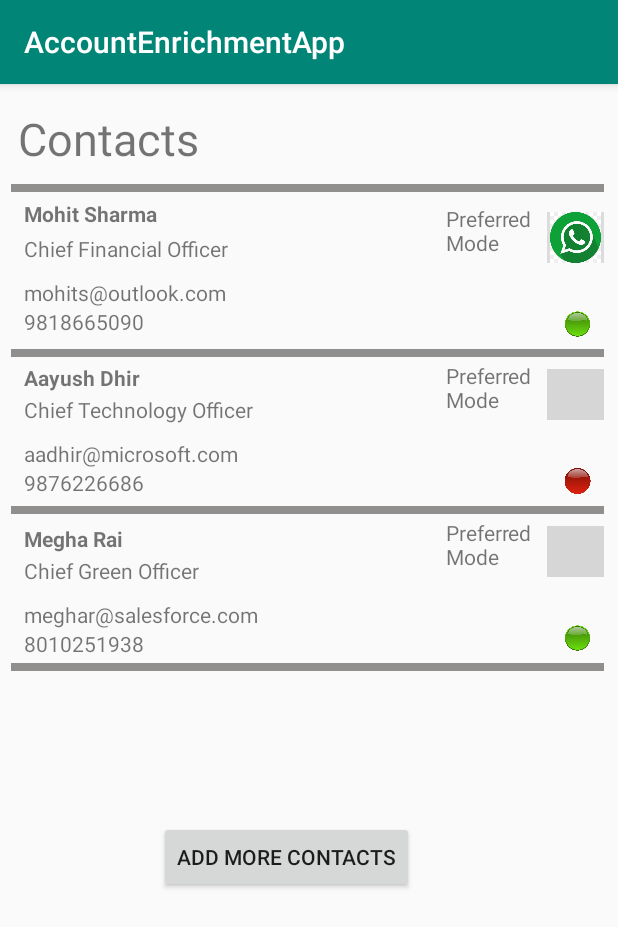
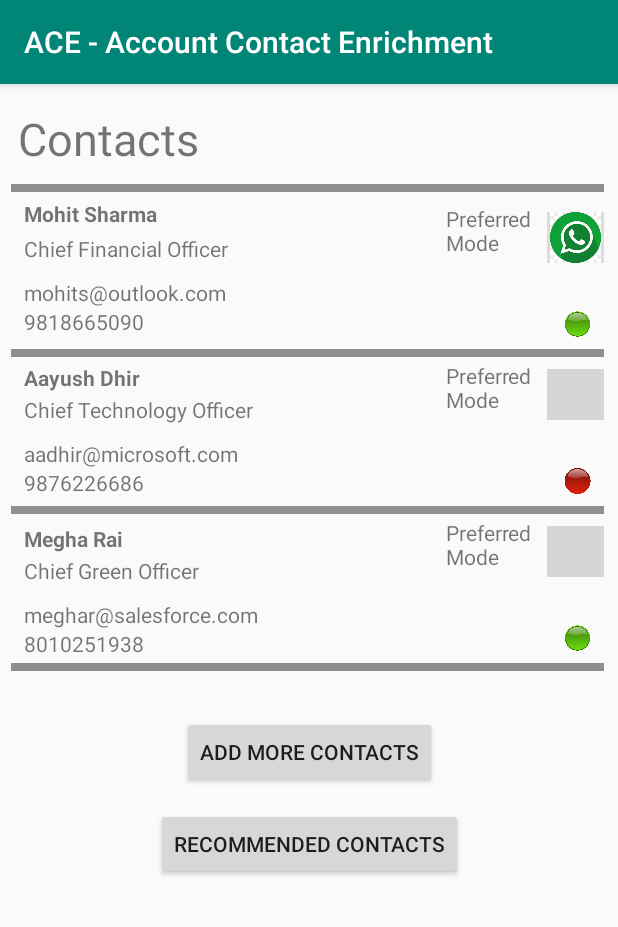
Before and after one commit to vishalamca/ACE, an Android app: the Contactlist screen opened directly, with no data from a screen before it, on a phone screen of 412 x 824 dp. Shown: the top 927 px of the screen. Run offline under Robolectric (Android 15) with nearby library versions, the phone set to English and light mode, and no system bars; grey boxes are pictures that could not be loaded.

Commit message:
Changed app name; Moved "Recommended Contacts" to contact list page

```diff
--- a/MyApplicationAccountEnrichmentApp/app/src/main/java/com/example/myapplicationaccountenrichmentapp/Contactlist.java
+++ b/MyApplicationAccountEnrichmentApp/app/src/main/java/com/example/myapplicationaccountenrichmentapp/Contactlist.java
@@ -9,12 +9,14 @@ import android.widget.Button;
 public class Contactlist extends AppCompatActivity {
 
     Button add;
+    Button b2;
 
     @Override
     protected void onCreate(Bundle savedInstanceState) {
         super.onCreate(savedInstanceState);
         setContentView(R.layout.contactlist);
 
+        b2 = findViewById(R.id.button4);
         add = findViewById(R.id.button3);
 
         add.setOnClickListener(new View.OnClickListener() {
@@ -26,5 +28,13 @@ public class Contactlist extends AppCompatActivity {
             }
         });
 
+        b2.setOnClickListener(new View.OnClickListener() {
+            @Override
+            public void onClick(View view) {
+                Intent it = new Intent(Contactlist.this, ExploreContact.class);
+                Contactlist.this.startActivity(it);
+            }
+        });
+
     }
 }
--- a/MyApplicationAccountEnrichmentApp/app/src/main/res/layout/contactlist.xml
+++ b/MyApplicationAccountEnrichmentApp/app/src/main/res/layout/contactlist.xml
@@ -150,12 +150,25 @@
         android:id="@+id/button3"
         android:layout_width="wrap_content"
         android:layout_height="wrap_content"
-        android:layout_marginStart="106dp"
-        android:layout_marginLeft="106dp"
-        android:layout_marginTop="100dp"
+        android:layout_marginStart="100dp"
+        android:layout_marginTop="30dp"
+        android:layout_marginEnd="100dp"
         android:text="Add More Contacts"
+        app:layout_constraintEnd_toEndOf="parent"
         app:layout_constraintStart_toStartOf="parent"
         app:layout_constraintTop_toBottomOf="@+id/divider3" />
+
+    <Button
+        android:id="@+id/button4"
+        android:layout_width="wrap_content"
+        android:layout_height="wrap_content"
+        android:layout_marginStart="50dp"
+        android:layout_marginTop="13dp"
+        android:layout_marginEnd="50dp"
+        android:text="Recommended Contacts"
+        app:layout_constraintEnd_toEndOf="parent"
+        app:layout_constraintStart_toStartOf="parent"
+        app:layout_constraintTop_toBottomOf="@+id/button3" />
 
     <TextView
         android:id="@+id/textView23"
--- a/MyApplicationAccountEnrichmentApp/app/src/main/res/values/strings.xml
+++ b/MyApplicationAccountEnrichmentApp/app/src/main/res/values/strings.xml
@@ -1,3 +1,3 @@
 <resources>
-    <string name="app_name">AccountEnrichmentApp</string>
+    <string name="app_name">ACE - Account Contact Enrichment</string>
 </resources>
```
Also changed, not shown: MyApplicationAccountEnrichmentApp/app/src/main/java/com/example/myapplicationaccountenrichmentapp/AccountList.java (+0 -9 lines), MyApplicationAccountEnrichmentApp/app/src/main/res/layout/accountlist.xml (+2 -10 lines), MyApplicationAccountEnrichmentApp/app/src/main/res/layout/explorelist.xml (+4 -8 lines).
